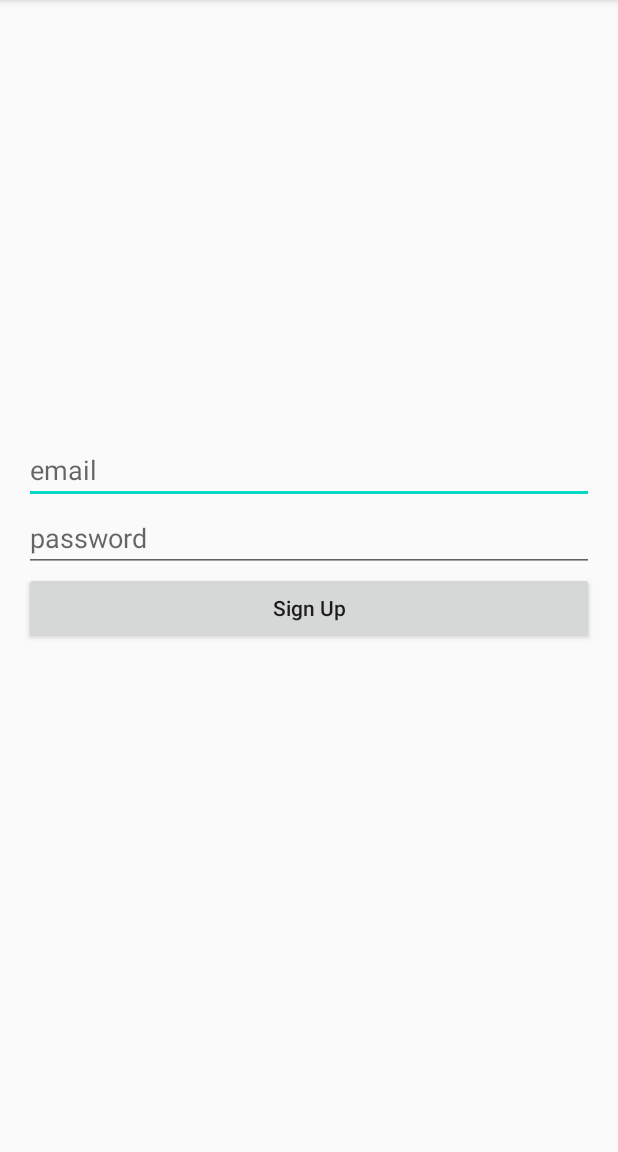
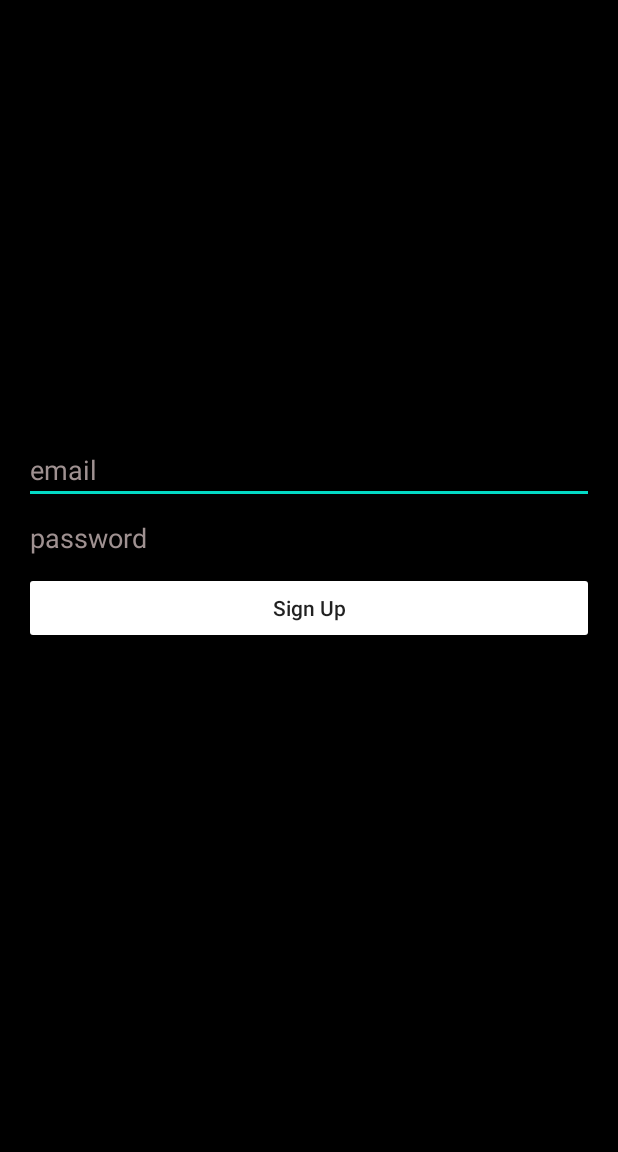
Before and after one commit to mateuszdabski/MalyTom, an Android app: the screen it shows after launch (MainActivity), on a phone screen of 412 x 824 dp, the part 84-1236 px from its top. Run offline under Robolectric (Android 15) with nearby library versions, the phone set to English and light mode, and no system bars; our stand-ins replace Firebase (no records; nobody signed in at launch, a user with empty details on screens opened directly).

Commit message:
[modified] main activity style

```diff
--- a/app/src/main/res/layout/activity_main.xml
+++ b/app/src/main/res/layout/activity_main.xml
@@ -4,6 +4,7 @@
     xmlns:tools="http://schemas.android.com/tools"
     android:layout_width="match_parent"
     android:layout_height="match_parent"
+    android:background="#000000"
     tools:context=".MainActivity">
 
     <LinearLayout
@@ -18,7 +19,9 @@
             android:layout_width="match_parent"
             android:layout_height="wrap_content"
             android:hint="email"
-            android:inputType="textEmailAddress" />
+            android:inputType="textEmailAddress"
+            android:textColor="#FFFFFF"
+            android:textColorHint="#9F9191" />
 
 
         <EditText
@@ -26,21 +29,26 @@
             android:layout_width="match_parent"
             android:layout_height="wrap_content"
             android:hint="password"
-            android:inputType="textPassword" />
+            android:inputType="textPassword"
+            android:textColor="#FFFFFF"
+            android:textColorHint="#9F9191" />
 
         <Button
             android:id="@+id/buttonSignUp"
             android:layout_width="match_parent"
             android:layout_height="wrap_content"
+            android:backgroundTint="#FFFFFF"
             android:text="Sign Up"
             android:textAllCaps="false" />
 
         <ProgressBar
 
             android:id="@+id/progressbar"
+            style="@style/Widget.AppCompat.ProgressBar"
             android:layout_width="wrap_content"
             android:layout_height="wrap_content"
-            android:layout_gravity="center_horizontal" />
+            android:layout_gravity="center_horizontal"
+            android:indeterminate="false" />
 
     </LinearLayout>
 
```
